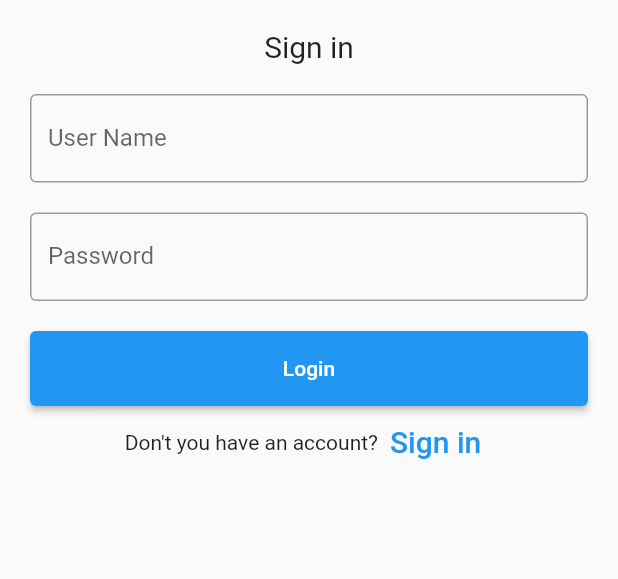
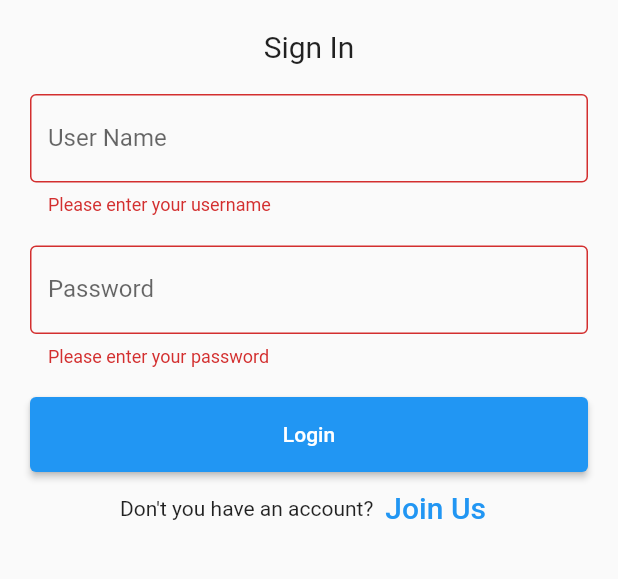
Before and after one commit to ypguerra80/yii2test, a Flutter app: the screen it shows after launch, after a tap on "Login", on a phone screen of 412 x 824 dp, the part 167-746 px from its top. Run offline on Flutter 3.47's test engine with Material 2 defaults, Android fonts, the phone set to English and light mode, and no system bars; our stand-ins replace dio, flutter_secure_storage; missing offline and left inert: dart:ffi.

Commit message:
Login and Register

```diff
--- a/tasks_app/lib/main.dart
+++ b/tasks_app/lib/main.dart
@@ -1,11 +1,10 @@
 import 'package:flutter/material.dart';
 import 'package:tasksapp/classes/user.dart';
-import 'package:tasksapp/views/error-screen.dart';
+import 'package:tasksapp/services/storage_service.dart';
+import 'package:tasksapp/views/error_screen.dart';
 import 'package:tasksapp/views/login.dart';
 import 'package:tasksapp/views/splash.dart';
 import 'package:tasksapp/views/tasks.dart';
-//TODO: Check for flutter_secure_storage configurations on different platforms.
-import 'package:flutter_secure_storage/flutter_secure_storage.dart';
 
 void main() {
   runApp(const MyApp());
@@ -22,12 +21,11 @@ class MyApp extends StatefulWidget {
 class _MyApp extends State<MyApp> with TickerProviderStateMixin {
 
   late Future<User> user;
-  final storage = const FlutterSecureStorage();
 
   @override
   void initState() {
 
-    user = _getSavedUser();
+    user = StorageService.instance.getUser();
 
     super.initState();
   }
@@ -43,8 +41,8 @@ class _MyApp extends State<MyApp> with TickerProviderStateMixin {
       home: FutureBuilder<User>(
         future: user,
         builder: (context, snapshot) {
-          if(snapshot.hasData && snapshot.requireData.token.isNotEmpty){
-            if(snapshot.requireData.name == ''){
+          if(snapshot.hasData){
+            if(snapshot.requireData.token.isEmpty){
               return const Login();
             } else {
               return const Tasks();
@@ -57,11 +55,4 @@ class _MyApp extends State<MyApp> with TickerProviderStateMixin {
     );
   }
 
-  Future<User> _getSavedUser() async {
-    String? userToken = await storage.read(key: 'user_token_key');
-    String token = userToken ?? '';
-
-    return User(token, 'name');
-  }
-
 }
--- /dev/null
+++ b/tasks_app/lib/services/api_service.dart
@@ -0,0 +1,69 @@
+import 'dart:developer';
+import 'dart:ffi';
+
+import 'package:dio/dio.dart';
+import 'package:tasksapp/classes/user.dart';
+
+class ApiService{
+
+  static const String API_URL = "http://192.168.1.2:8080/index.php?r=";
+
+  //Singleton
+  static final ApiService instance = ApiService._internal();
+
+  factory ApiService() {
+    return instance;
+  }
+
+  ApiService._internal();
+
+  Future<User> doLogin(String username, String password) async {
+    return _manageUser(username, password, 'authenticate');
+  }
+
+  Future<User> doRegister(String username, String password) async {
+    return _manageUser(username, password, 'register');
+  }
+
+  Future<bool> isNameAvailable(String username) async {
+    try {
+
+      var response = await Dio().get('${API_URL}api/auth/available&name=$username');
+
+      log('log: $response');
+
+      if (response.statusCode == 200 && response.data['success']) {
+        return response.data['available'];
+      }
+    } catch (e) {
+      log('log: $e');
+    }
+
+    return false;
+  }
+
+  Future<User> _manageUser(String username, String password, String action) async {
+    var token = '';
+
+    try {
+
+      var formData = FormData.fromMap({
+        'username': username,
+        'password': password,
+      });
+
+      var response = await Dio().post('${API_URL}api/auth/$action', data: formData);
+
+      log('log: $response');
+
+      if (response.statusCode == 200 && response.data['success']) {
+        token = response.data['token'];
+      }
+    } catch (e) {
+      log('log: $e');
+    }
+
+    return User(username, token);
+  }
+
+}
--- /dev/null
+++ b/tasks_app/lib/services/storage_service.dart
@@ -0,0 +1,34 @@
+import 'dart:developer';
+//TODO: Check for flutter_secure_storage configurations on different platforms.
+import 'package:flutter_secure_storage/flutter_secure_storage.dart';
+import 'package:tasksapp/classes/user.dart';
+
+class StorageService{
+
+  final storage = const FlutterSecureStorage();
+
+  //Singleton
+  static final StorageService instance = StorageService._internal();
+
+  factory StorageService() {
+    return instance;
+  }
+
+  StorageService._internal();
+
+  Future<User> getUser() async{
+    String? userName = await storage.read(key: 'user_name_key');
+    String name = userName ?? '';
+
+    String? userToken = await storage.read(key: 'user_token_key');
+    String token = userToken ?? '';
+
+    return User(name, token);
+  }
+
+  saveUser(User user) async{
+    await storage.write(key: 'user_name_key', value: user.name);
+    await storage.write(key: 'user_token_key', value: user.token);
+  }
+
+}
--- a/tasks_app/lib/views/login.dart
+++ b/tasks_app/lib/views/login.dart
@@ -1,4 +1,10 @@
+import 'dart:developer';
+
 import 'package:flutter/material.dart';
+import 'package:tasksapp/services/api_service.dart';
+import 'package:tasksapp/services/storage_service.dart';
+import 'package:tasksapp/views/register.dart';
+import 'package:tasksapp/views/tasks.dart';
 
 class Login extends StatefulWidget {
   const Login({Key? key}) : super(key: key);
@@ -8,6 +14,9 @@ class Login extends StatefulWidget {
 }
 
 class _LoginState extends State<Login> {
+
+  final _formKey = GlobalKey<FormState>();
+
   TextEditingController nameController = TextEditingController();
   TextEditingController passwordController = TextEditingController();
 
@@ -19,6 +28,8 @@ class _LoginState extends State<Login> {
       ),
       body: Padding(
         padding: const EdgeInsets.all(10),
+        child: Form(
+          key: _formKey,
           child: ListView(
             children: <Widget>[
               Container(
@@ -35,28 +46,42 @@ class _LoginState extends State<Login> {
                   alignment: Alignment.center,
                   padding: const EdgeInsets.all(10),
                   child: const Text(
-                  'Sign in',
+                    'Sign In',
                     style: TextStyle(fontSize: 20),
                   )),
               Container(
                 padding: const EdgeInsets.all(10),
-              child: TextField(
+                child: TextFormField(
                   controller: nameController,
                   decoration: const InputDecoration(
                     border: OutlineInputBorder(),
                     labelText: 'User Name',
                   ),
+                  validator: (value){
+                    if(value == null || value.isEmpty){
+                      return 'Please enter your username';
+                    }
+
+                    return null;
+                  },
                 ),
               ),
               Container(
                 padding: const EdgeInsets.fromLTRB(10, 10, 10, 0),
-              child: TextField(
+                child: TextFormField(
                   obscureText: true,
                   controller: passwordController,
                   decoration: const InputDecoration(
                     border: OutlineInputBorder(),
                     labelText: 'Password',
                   ),
+                  validator: (value){
+                    if(value == null || value.isEmpty){
+                      return 'Please enter your password';
+                    }
+
+                    return null;
+                  },
                 ),
               ),
               Container(
@@ -66,8 +91,7 @@ class _LoginState extends State<Login> {
                   child: ElevatedButton(
                     child: const Text('Login'),
                     onPressed: () {
-                    print(nameController.text);
-                    print(passwordController.text);
+                      _tryToLogin(nameController.value.text, passwordController.value.text);
                     },
                   )
               ),
@@ -77,11 +101,14 @@ class _LoginState extends State<Login> {
                   const Text('Don\'t you have an account?'),
                   TextButton(
                     child: const Text(
-                    'Sign in',
+                      'Join Us',
                       style: TextStyle(fontSize: 20),
                     ),
                     onPressed: () {
-                    //TODO: go to register
+                      Navigator.push(
+                        context,
+                        MaterialPageRoute(builder: (context) => const Register()),
+                      );
                     },
                   ),
                 ],
@@ -89,6 +116,31 @@ class _LoginState extends State<Login> {
             ],
           ),
         ),
+      ),
     );
   }
+
+  _tryToLogin(String username, String password) async{
+    if(_formKey.currentState!.validate()){
+      //TODO: show loading
+      ApiService.instance.doLogin(username, password).then((user){
+        if(user.token.isNotEmpty){
+          StorageService.instance.saveUser(user);
+
+          Navigator.pushReplacement(
+            context,
+            MaterialPageRoute(builder: (context) => const Tasks()),
+          );
+
+        }else{
+          //TODO: show login fail
         }
+
+        //TODO: hide loading
+      }).onError((error, stackTrace){
+        log('log: $error');
+        //TODO: hide loading
+      });
+    }
+  }
+}
--- a/tasks_app/pubspec.yaml
+++ b/tasks_app/pubspec.yaml
@@ -37,6 +37,7 @@ dependencies:
   # Use with the CupertinoIcons class for iOS style icons.
   cupertino_icons: ^1.0.2
   flutter_secure_storage: ^6.0.0
+  dio: ^4.0.6
 
 dev_dependencies:
   flutter_test:
```
Also changed, not shown: tasks_app/lib/views/register.dart (+163 -0 lines), tasks_app/lib/views/tasks.dart (+41 -29 lines), tasks_app/lib/views/error_screen.dart (renamed from tasks_app/lib/views/error-screen.dart), 6 other files. Lines whose indentation alone changed are shown as unchanged.
